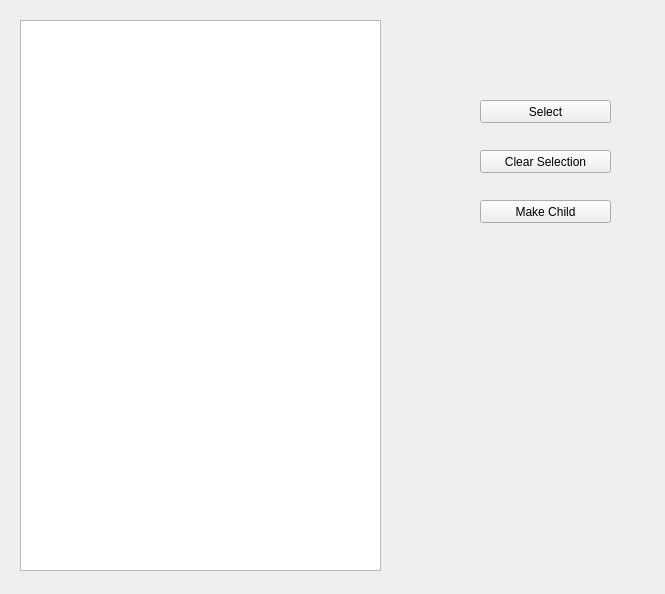
The window that src/client/tree_test.ui (ccp4/DUI2) describes before a commit, drawn with Qt 5.
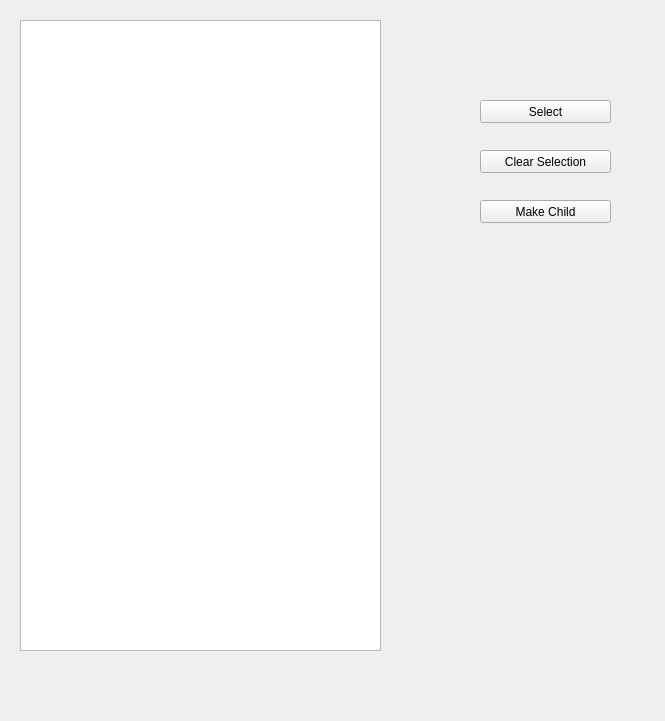
The same window after the commit.

Commit message: adding bezier curves

What changed in the file:
```diff
--- a/src/client/tree_test.ui
+++ b/src/client/tree_test.ui
@@ -7,7 +7,7 @@
     <x>0</x>
     <y>0</y>
     <width>665</width>
-    <height>594</height>
+    <height>721</height>
    </rect>
   </property>
   <property name="windowTitle">
@@ -20,7 +20,7 @@
       <x>20</x>
       <y>20</y>
       <width>361</width>
-      <height>551</height>
+      <height>631</height>
      </rect>
     </property>
    </widget>
```
The commit also changes 1 other file.
